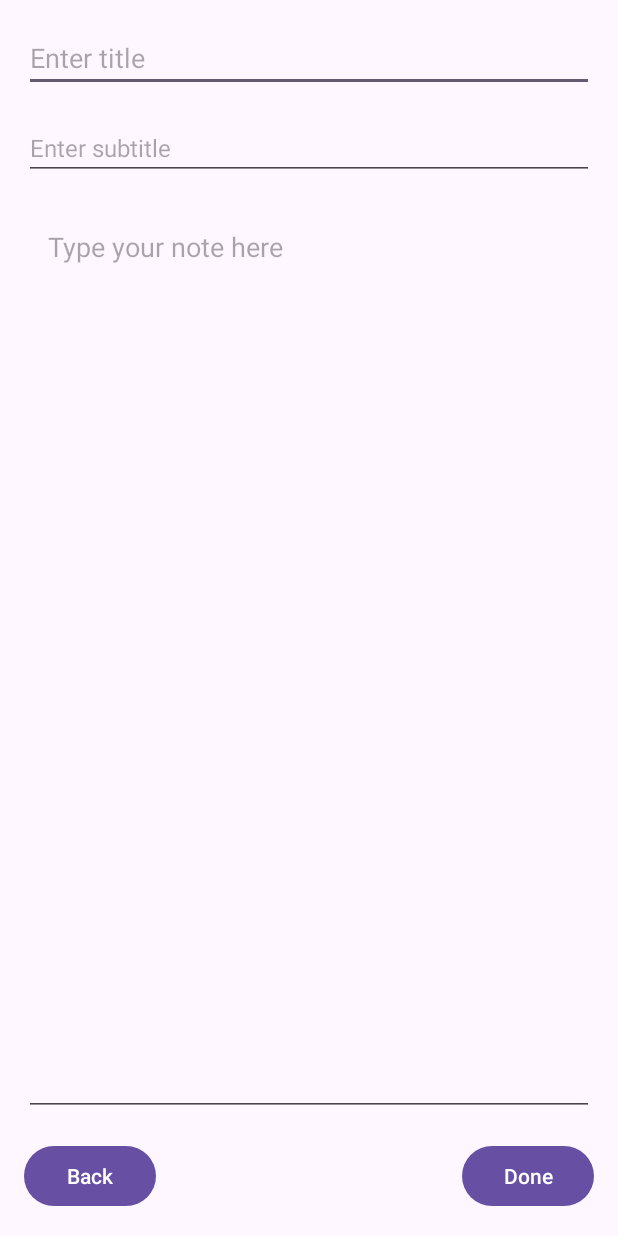
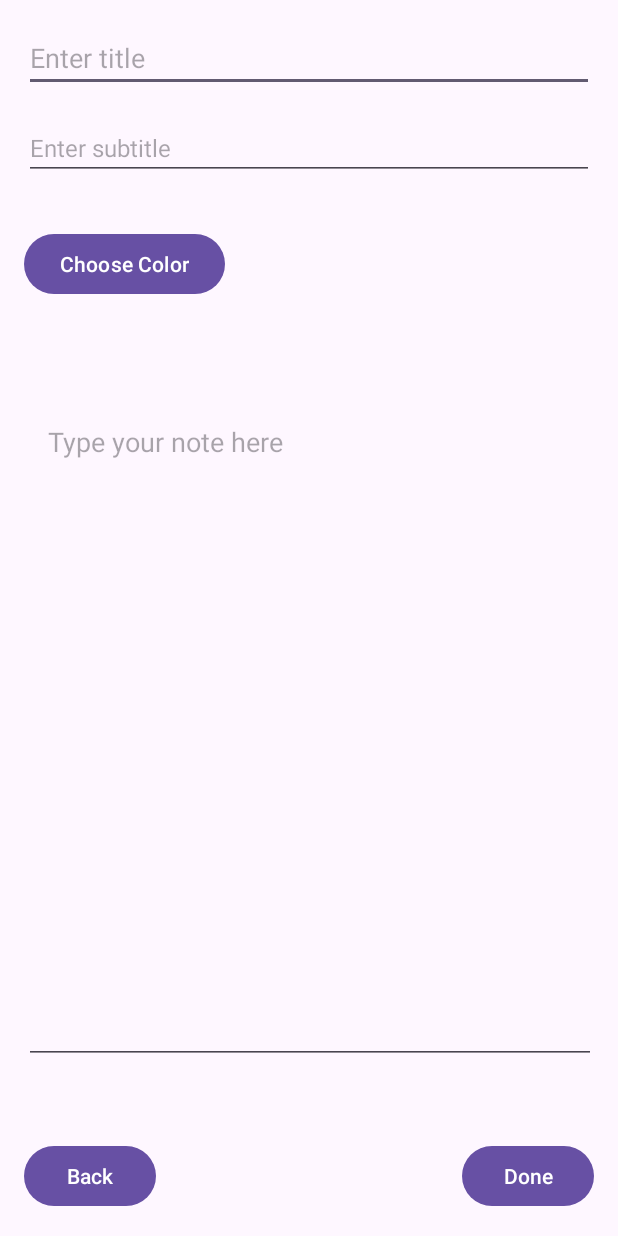
Before and after one commit to shivpatel03/MobileAppDesignLab, an Android app: the screen it shows after launch (NewNote), after a tap on "AddNote", on a phone screen of 412 x 824 dp. Run offline under Robolectric (Android 15) with nearby library versions, the phone set to English and light mode, and no system bars; libraries missing offline, so code that uses them is left out: yuku.ambilwarna.

Commit message:
Added color

```diff
--- a/app/build.gradle.kts
+++ b/app/build.gradle.kts
@@ -32,7 +32,7 @@ android {
 }
 
 dependencies {
-
+    implementation(libs.yukuku.ambilwarna)
     implementation(libs.appcompat)
     implementation(libs.material)
     implementation(libs.activity)
--- a/app/src/main/java/com/example/lab2redo/DatabaseHelper.java
+++ b/app/src/main/java/com/example/lab2redo/DatabaseHelper.java
@@ -17,14 +17,15 @@ public class DatabaseHelper extends SQLiteOpenHelper {
     private static final String COL_2 = "TITLE";
     private static final String COL_3 = "SUBTITLE";
     private static final String COL_4 = "CONTENT";
+    private static final String COL_5 = "COLOR";
 
     public DatabaseHelper(@Nullable Context context) {
-        super(context, DATABASE_NAME, null, 1);
+        super(context, DATABASE_NAME, null,  2);
     }
 
     @Override
     public void onCreate(SQLiteDatabase db) {
-        db.execSQL("CREATE TABLE IF NOT EXISTS " + TABLE_NAME + "(ID INTEGER PRIMARY KEY AUTOINCREMENT, TITLE TEXT, SUBTITLE TEXT, CONTENT TEXT)");
+        db.execSQL("CREATE TABLE IF NOT EXISTS " + TABLE_NAME + "(ID INTEGER PRIMARY KEY AUTOINCREMENT, TITLE TEXT, SUBTITLE TEXT, CONTENT TEXT, COLOR INTEGER)");
 
     }
 
@@ -34,12 +35,13 @@ public class DatabaseHelper extends SQLiteOpenHelper {
         onCreate(db);
     }
 
-    public boolean insertData(String noteTitle, String noteSubtitle, String noteBody) {
+    public boolean insertData(String noteTitle, String noteSubtitle, String noteBody, int color) {
         SQLiteDatabase db = this.getWritableDatabase();
         ContentValues values = new ContentValues();
         values.put(COL_2, noteTitle);
         values.put(COL_3, noteSubtitle);
         values.put(COL_4, noteBody);
+        values.put(COL_5, color);
 
         long var = db.insert(TABLE_NAME, null, values);
         if (var == -1) {
@@ -72,12 +74,13 @@ public class DatabaseHelper extends SQLiteOpenHelper {
         return db.delete(TABLE_NAME, "ID=?", new String[]{id});
     }
 
-    public boolean updateNote(String id, String title, String subtitle, String content) {
+    public boolean updateNote(String id, String title, String subtitle, String content, int color) {
         SQLiteDatabase db = this.getWritableDatabase();
         ContentValues values = new ContentValues();
         values.put(COL_2, title);
         values.put(COL_3, subtitle);
         values.put(COL_4, content);
+        values.put(COL_5, color);
 
         int result = db.update(TABLE_NAME, values, "ID = ?", new String[] { id });
         return result > 0;
--- a/app/src/main/java/com/example/lab2redo/NewNote.java
+++ b/app/src/main/java/com/example/lab2redo/NewNote.java
@@ -1,6 +1,7 @@
 package com.example.lab2redo;
 
 import android.content.Intent;
+import android.graphics.Color;
 import android.os.Bundle;
 import android.view.View;
 import android.widget.Button;
@@ -8,6 +9,7 @@ import android.widget.EditText;
 import android.widget.Toast;
 
 import androidx.appcompat.app.AppCompatActivity;
+import yuku.ambilwarna.*;
 
 public class NewNote extends AppCompatActivity {
     private com.example.lab2redo.DatabaseHelper myDB;
@@ -16,6 +18,9 @@ public class NewNote extends AppCompatActivity {
     private EditText title;
     private EditText subtitle;
     private EditText content;
+    private View colorDisplay;
+    private Button buttonChooseColor;
+    private int selectedColor = Color.WHITE;
 
     @Override
     protected void onCreate(Bundle savedInstanceState) {
@@ -28,12 +33,15 @@ public class NewNote extends AppCompatActivity {
         subtitle = findViewById(R.id.noteSubtitle);
         content = findViewById(R.id.noteContent);
 
+        colorDisplay = findViewById(R.id.colorDisplay);
+        buttonChooseColor = findViewById(R.id.buttonChooseColor);
+
         myDB = new com.example.lab2redo.DatabaseHelper(NewNote.this);
 
         doneButton.setOnClickListener(new View.OnClickListener() {
             @Override
             public void onClick (View v) {
-                boolean isInserted = myDB.insertData(title.getText().toString(), subtitle.getText().toString(), content.getText().toString());
+                boolean isInserted = myDB.insertData(title.getText().toString(), subtitle.getText().toString(), content.getText().toString(), selectedColor);
 
                 if (isInserted) {
                     Toast.makeText(NewNote.this, "Data Inserted...", Toast.LENGTH_SHORT).show();
@@ -58,4 +66,22 @@ public class NewNote extends AppCompatActivity {
             }
         });
     }
+
+    public void openColorPicker(View view) {
+        AmbilWarnaDialog colorPickerDialog = new AmbilWarnaDialog(this, selectedColor, new AmbilWarnaDialog.OnAmbilWarnaListener() {
+            @Override
+            public void onOk(AmbilWarnaDialog dialog, int color) {
+                selectedColor = color;
+                colorDisplay.setBackgroundColor(selectedColor);
+            }
+
+            @Override
+            public void onCancel(AmbilWarnaDialog dialog) {
+
+            }
+        });
+
+        colorPickerDialog.show();
+    }
+
 }
--- a/app/src/main/java/com/example/lab2redo/Note.java
+++ b/app/src/main/java/com/example/lab2redo/Note.java
@@ -6,16 +6,19 @@ public class Note {
     private String subtitle;
     private String content;
     private int id;
+    private int color;
 
-    public Note(int id, String title, String subtitle, String content) {
+    public Note(int id, String title, String subtitle, String content, int color) {
         this.id = id;
         this.title = title;
         this.subtitle = subtitle;
         this.content = content;
+        this.color = color;
     }
 
     public String getTitle() { return title; }
     public String getSubtitle() { return subtitle; }
     public String getContent() { return content; }
     public int getId() { return id; }
+    public int getColor() { return color; }
 }
--- a/app/src/main/res/layout/activity_new_note.xml
+++ b/app/src/main/res/layout/activity_new_note.xml
@@ -32,21 +32,48 @@
         android:layout_margin="16dp"/>
 
     <!-- Text area for the note content -->
+
+    <!-- Done Button -->
+
     <EditText
         android:id="@+id/noteContent"
-        android:layout_width="0dp"
-        android:layout_height="0dp"
+        android:layout_width="381dp"
+        android:layout_height="443dp"
+        android:layout_margin="16dp"
+        android:gravity="top"
         android:hint="Type your note here"
-        android:gravity="top"
         android:inputType="textMultiLine"
         android:padding="16dp"
-        app:layout_constraintTop_toBottomOf="@id/noteSubtitle"
+        app:layout_constraintBottom_toTopOf="@id/doneButton"
+        app:layout_constraintHorizontal_bias="0.466"
         app:layout_constraintLeft_toLeftOf="parent"
         app:layout_constraintRight_toRightOf="parent"
-        app:layout_constraintBottom_toTopOf="@id/doneButton"
-        android:layout_margin="16dp"/>
+        app:layout_constraintTop_toBottomOf="@id/noteSubtitle"
+        app:layout_constraintVertical_bias="0.788" />
 
-    <!-- Done Button -->
+    <Button
+        android:id="@+id/buttonChooseColor"
+        android:layout_width="wrap_content"
+        android:layout_height="wrap_content"
+        android:onClick="openColorPicker"
+        android:text="Choose Color"
+        app:layout_constraintBottom_toBottomOf="parent"
+        app:layout_constraintEnd_toEndOf="parent"
+        app:layout_constraintHorizontal_bias="0.057"
+        app:layout_constraintStart_toStartOf="parent"
+        app:layout_constraintTop_toTopOf="parent"
+        app:layout_constraintVertical_bias="0.196" />
+
+    <View
+        android:id="@+id/colorDisplay"
+        android:layout_width="match_parent"
+        android:layout_height="200dp"
+        android:layout_below="@id/buttonChooseColor"
+        android:background="#FFFFFF"
+        tools:layout_editor_absoluteX="0dp"
+        tools:layout_editor_absoluteY="320dp"
+        android:visibility="gone"/>
+
     <Button
         android:id="@+id/doneButton"
         android:layout_width="wrap_content"
--- a/gradle/libs.versions.toml
+++ b/gradle/libs.versions.toml
@@ -1,5 +1,7 @@
 [versions]
 agp = "8.6.1"
+ambilwarna = "2.0.1"
+ambilwarnaVersion = "2.0.1"
 junit = "4.13.2"
 junitVersion = "1.2.1"
 espressoCore = "3.6.1"
@@ -7,8 +9,10 @@ appcompat = "1.7.0"
 material = "1.12.0"
 activity = "1.9.2"
 constraintlayout = "2.1.4"
+materialVersion = "1.8.0"
 
 [libraries]
+ambilwarna = { module = "yuku.ambilwarna:ambilwarna", version.ref = "ambilwarna" }
 junit = { group = "junit", name = "junit", version.ref = "junit" }
 ext-junit = { group = "androidx.test.ext", name = "junit", version.ref = "junitVersion" }
 espresso-core = { group = "androidx.test.espresso", name = "espresso-core", version.ref = "espressoCore" }
@@ -16,6 +20,8 @@ appcompat = { group = "androidx.appcompat", name = "appcompat", version.ref = "a
 material = { group = "com.google.android.material", name = "material", version.ref = "material" }
 activity = { group = "androidx.activity", name = "activity", version.ref = "activity" }
 constraintlayout = { group = "androidx.constraintlayout", name = "constraintlayout", version.ref = "constraintlayout" }
+material-v180 = { module = "com.google.android.material:material", version.ref = "materialVersion" }
+yukuku-ambilwarna = { module = "com.github.yukuku:ambilwarna", version.ref = "ambilwarnaVersion" }
 
 [plugins]
 android-application = { id = "com.android.application", version.ref = "agp" }
```
Also changed, not shown: app/src/main/java/com/example/lab2redo/MainActivity.java (+8 -2 lines), app/src/main/java/com/example/lab2redo/NoteDetailActivity.java (+31 -1 lines), app/src/main/res/layout/activity_note_detail.xml (+15 -0 lines).
